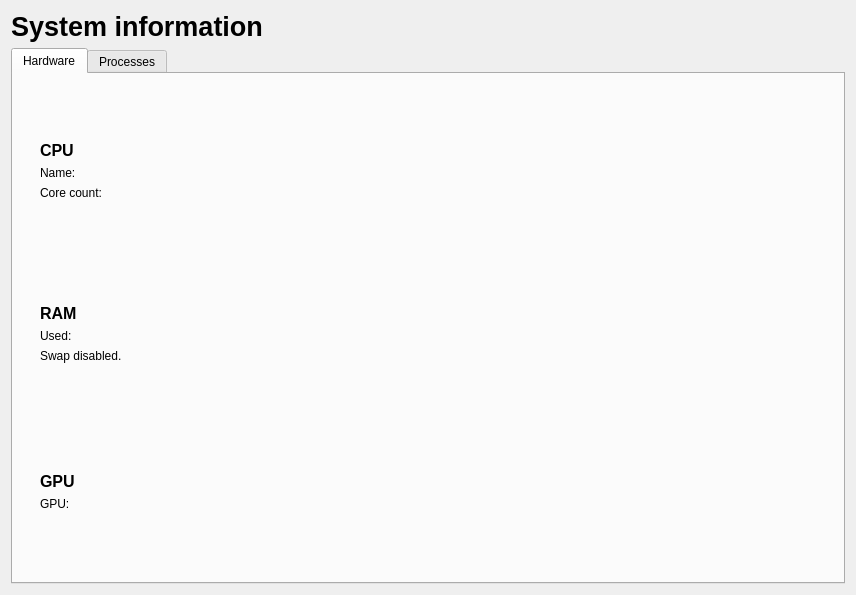
The window that archcentral/ui/designer/sysinfo.ui (szabatoro/archcentral-thesis) describes before a commit, drawn with Qt 5.
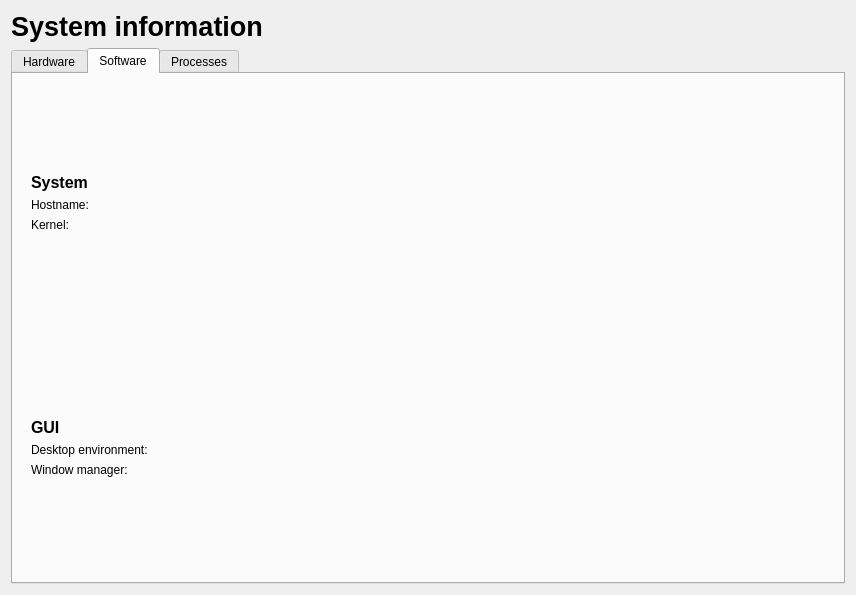
The same window after the commit. Custom widgets are drawn as their Qt base class.

Commit message: added software tab to sysinfo

Patch:
```diff
--- a/archcentral/ui/designer/sysinfo.ui
+++ b/archcentral/ui/designer/sysinfo.ui
@@ -42,7 +42,7 @@
    <item>
     <widget class="QTabWidget" name="content">
      <property name="currentIndex">
-      <number>0</number>
+      <number>1</number>
      </property>
      <widget class="QWidget" name="hardware">
       <attribute name="title">
@@ -242,6 +242,140 @@
        </item>
       </layout>
      </widget>
+     <widget class="QWidget" name="software">
+      <attribute name="title">
+       <string>Software</string>
+      </attribute>
+      <layout class="QVBoxLayout" name="verticalLayout_7">
+       <item>
+        <widget class="QWidget" name="system" native="true">
+         <layout class="QVBoxLayout" name="verticalLayout_8">
+          <item>
+           <spacer name="verticalSpacer_7">
+            <property name="orientation">
+             <enum>Qt::Orientation::Vertical</enum>
+            </property>
+            <property name="sizeHint" stdset="0">
+             <size>
+              <width>20</width>
+              <height>40</height>
+             </size>
+            </property>
+           </spacer>
+          </item>
+          <item>
+           <widget class="QLabel" name="system_title">
+            <property name="font">
+             <font>
+              <pointsize>12</pointsize>
+              <bold>true</bold>
+             </font>
+            </property>
+            <property name="text">
+             <string>System</string>
+            </property>
+           </widget>
+          </item>
+          <item>
+           <widget class="QLabel" name="hostname">
+            <property name="text">
+             <string>Hostname:</string>
+            </property>
+           </widget>
+          </item>
+          <item>
+           <widget class="QLabel" name="kernel_name">
+            <property name="text">
+             <string>Kernel:</string>
+            </property>
+           </widget>
+          </item>
+          <item>
+           <spacer name="verticalSpacer_8">
+            <property name="orientation">
+             <enum>Qt::Orientation::Vertical</enum>
+            </property>
+            <property name="sizeHint" stdset="0">
+             <size>
+              <width>20</width>
+              <height>40</height>
+             </size>
+            </property>
+           </spacer>
+          </item>
+         </layout>
+        </widget>
+       </item>
+       <item>
+        <widget class="QWidget" name="gui" native="true">
+         <property name="minimumSize">
+          <size>
+           <width>0</width>
+           <height>0</height>
+          </size>
+         </property>
+         <layout class="QVBoxLayout" name="verticalLayout_9">
+          <item>
+           <spacer name="verticalSpacer_9">
+            <property name="orientation">
+             <enum>Qt::Orientation::Vertical</enum>
+            </property>
+            <property name="sizeHint" stdset="0">
+             <size>
+              <width>20</width>
+              <height>40</height>
+             </size>
+            </property>
+           </spacer>
+          </item>
+          <item>
+           <widget class="QLabel" name="gui_title">
+            <property name="font">
+             <font>
+              <pointsize>12</pointsize>
+              <bold>true</bold>
+             </font>
+            </property>
+            <property name="text">
+             <string>GUI</string>
+            </property>
+           </widget>
+          </item>
+          <item>
+           <widget class="QLabel" name="de">
+            <property name="text">
+             <string>Desktop environment:</string>
+            </property>
+           </widget>
+          </item>
+          <item>
+           <widget class="QLabel" name="wm">
+            <property name="text">
+             <string>Window manager:</string>
+            </property>
+           </widget>
+          </item>
+          <item>
+           <spacer name="verticalSpacer_10">
+            <property name="orientation">
+             <enum>Qt::Orientation::Vertical</enum>
+            </property>
+            <property name="sizeHint" stdset="0">
+             <size>
+              <width>20</width>
+              <height>40</height>
+             </size>
+            </property>
+           </spacer>
+          </item>
+         </layout>
+        </widget>
+       </item>
+       <item>
+        <widget class="QWidget" name="widget_3" native="true"/>
+       </item>
+      </layout>
+     </widget>
      <widget class="QWidget" name="processes">
       <attribute name="title">
        <string>Processes</string>
```
The commit also changes 1 other file.
